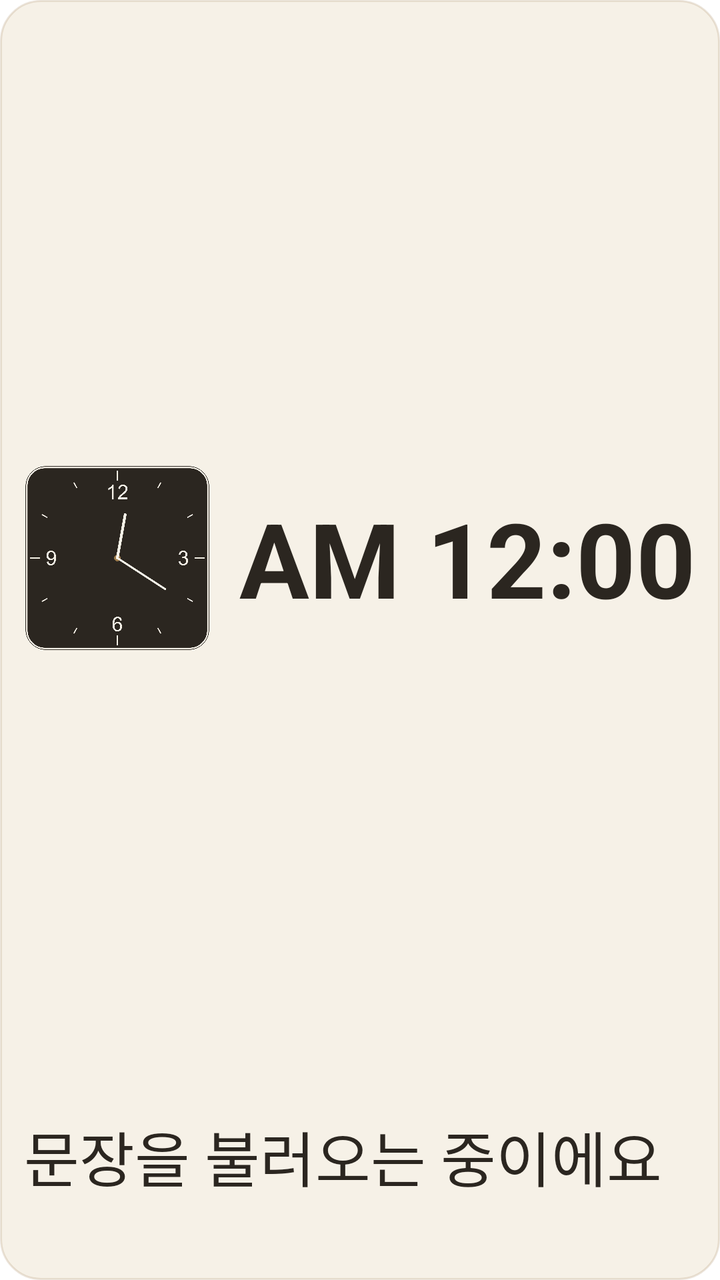
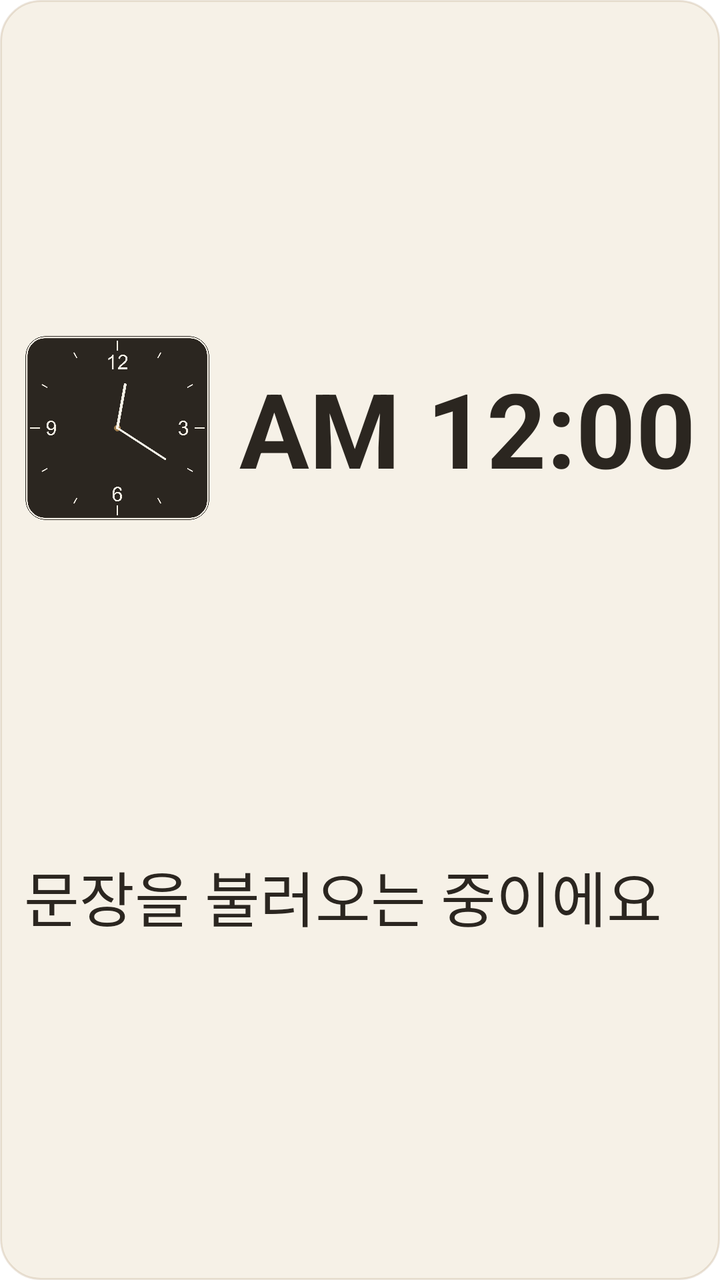

Screens rendered from an Android XML layout before and after an edit, with the pre-edit source and the edit as a unified diff.
<!-- AndroidManifest.xml: fallback theme Theme.MaterialComponents.DayNight.NoActionBar -->
<!-- res/layout/widget_large.xml -->
<?xml version="1.0" encoding="utf-8"?>
<LinearLayout xmlns:android="http://schemas.android.com/apk/res/android"
    android:id="@+id/widget_root"
    android:layout_width="match_parent"
    android:layout_height="match_parent"
    android:orientation="vertical"
    android:background="@drawable/widget_background"
    android:padding="12dp">

    
    <LinearLayout
        android:layout_width="match_parent"
        android:layout_height="0dp"
        android:layout_weight="1"
        android:orientation="horizontal"
        android:gravity="center_vertical">

        <FrameLayout
            android:layout_width="0dp"
            android:layout_height="match_parent"
            android:layout_weight="1">

            <AnalogClock
                android:id="@+id/widget_clock_analog"
                android:layout_width="match_parent"
                android:layout_height="match_parent"
                android:dial="@drawable/widget_clock_dial"
                android:hand_hour="@drawable/widget_clock_hand_hour"
                android:hand_minute="@drawable/widget_clock_hand_minute" />

            <ImageView
                android:id="@+id/widget_clock_hand_alarm"
                android:layout_width="match_parent"
                android:layout_height="match_parent"
                android:src="@drawable/widget_clock_hand_alarm"
                android:visibility="gone"
                android:contentDescription="@null" />

        </FrameLayout>

        <TextClock
            android:id="@+id/widget_clock_text"
            android:layout_width="wrap_content"
            android:layout_height="wrap_content"
            android:layout_marginStart="14dp"
            android:format12Hour="a h:mm"
            android:format24Hour="a h:mm"
            android:textSize="52sp"
            android:textStyle="bold"
            android:textColor="#2B2620" />

    </LinearLayout>

    <TextView
        android:id="@+id/widget_quote"
        android:layout_width="match_parent"
        android:layout_height="wrap_content"
        android:layout_marginTop="10dp"
        android:text="문장을 불러오는 중이에요"
        android:textSize="30sp"
        android:textColor="#2B2620"
        android:maxLines="2"
        android:ellipsize="end" />

    <TextView
        android:id="@+id/widget_attribution"
        android:layout_width="match_parent"
        android:layout_height="wrap_content"
        android:layout_marginTop="4dp"
        android:text=""
        android:textSize="18sp"
        android:textColor="#8A6438"
        android:maxLines="1"
        android:ellipsize="end" />

</LinearLayout>
<!-- resources referenced by this layout -->
<resources>
  <!-- drawable widget_background (drawable) -->
  <?xml version="1.0" encoding="utf-8"?>
  <shape xmlns:android="http://schemas.android.com/apk/res/android">
      <solid android:color="#F6F1E7" />
      <stroke android:width="1dp" android:color="#339C7A4A" />
      <corners android:radius="20dp" />
  </shape>
  <!-- drawable widget_clock_dial: png bitmap (drawable-xxxhdpi, 109927 bytes) -->
  <!-- drawable widget_clock_hand_alarm: png bitmap (drawable-xxxhdpi, 11423 bytes) -->
  <!-- drawable widget_clock_hand_hour: png bitmap (drawable-xxxhdpi, 12305 bytes) -->
  <!-- drawable widget_clock_hand_minute: png bitmap (drawable-xxxhdpi, 12108 bytes) -->
</resources>

<!-- the commit's change to res/layout/widget_large.xml (unified diff, before → after) -->
@@ -11,7 +11,7 @@
     <LinearLayout
         android:layout_width="match_parent"
         android:layout_height="0dp"
-        android:layout_weight="1"
+        android:layout_weight="2"
         android:orientation="horizontal"
         android:gravity="center_vertical">
 
@@ -51,26 +51,37 @@
 
     </LinearLayout>
 
-    <TextView
-        android:id="@+id/widget_quote"
+    <LinearLayout
         android:layout_width="match_parent"
-        android:layout_height="wrap_content"
+        android:layout_height="0dp"
+        android:layout_weight="1"
         android:layout_marginTop="10dp"
-        android:text="문장을 불러오는 중이에요"
-        android:textSize="30sp"
-        android:textColor="#2B2620"
-        android:maxLines="2"
-        android:ellipsize="end" />
+        android:orientation="vertical">
 
-    <TextView
-        android:id="@+id/widget_attribution"
-        android:layout_width="match_parent"
-        android:layout_height="wrap_content"
-        android:layout_marginTop="4dp"
-        android:text=""
-        android:textSize="18sp"
-        android:textColor="#8A6438"
-        android:maxLines="1"
-        android:ellipsize="end" />
+        
+        <TextView
+            android:id="@+id/widget_quote"
+            android:layout_width="match_parent"
+            android:layout_height="0dp"
+            android:layout_weight="1"
+            android:text="문장을 불러오는 중이에요"
+            android:textColor="#2B2620"
+            android:autoSizeTextType="uniform"
+            android:autoSizeMinTextSize="10sp"
+            android:autoSizeMaxTextSize="30sp"
+            android:autoSizeStepGranularity="1sp" />
+
+        <TextView
+            android:id="@+id/widget_attribution"
+            android:layout_width="match_parent"
+            android:layout_height="wrap_content"
+            android:layout_marginTop="4dp"
+            android:text=""
+            android:textSize="18sp"
+            android:textColor="#8A6438"
+            android:maxLines="1"
+            android:ellipsize="end" />
+
+    </LinearLayout>
 
 </LinearLayout>
